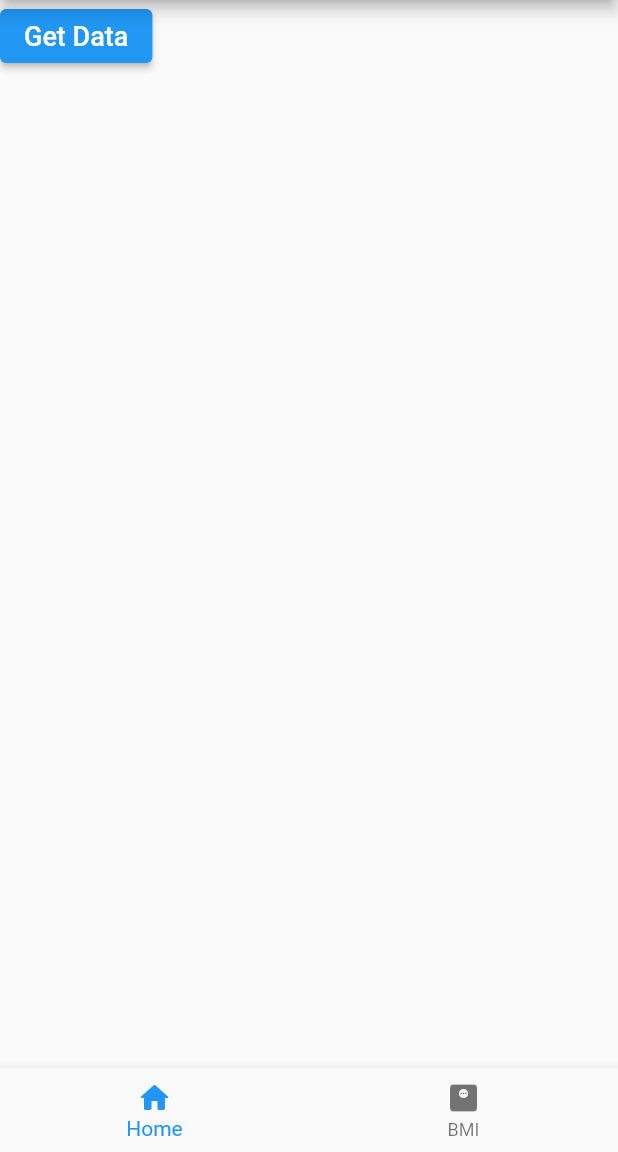
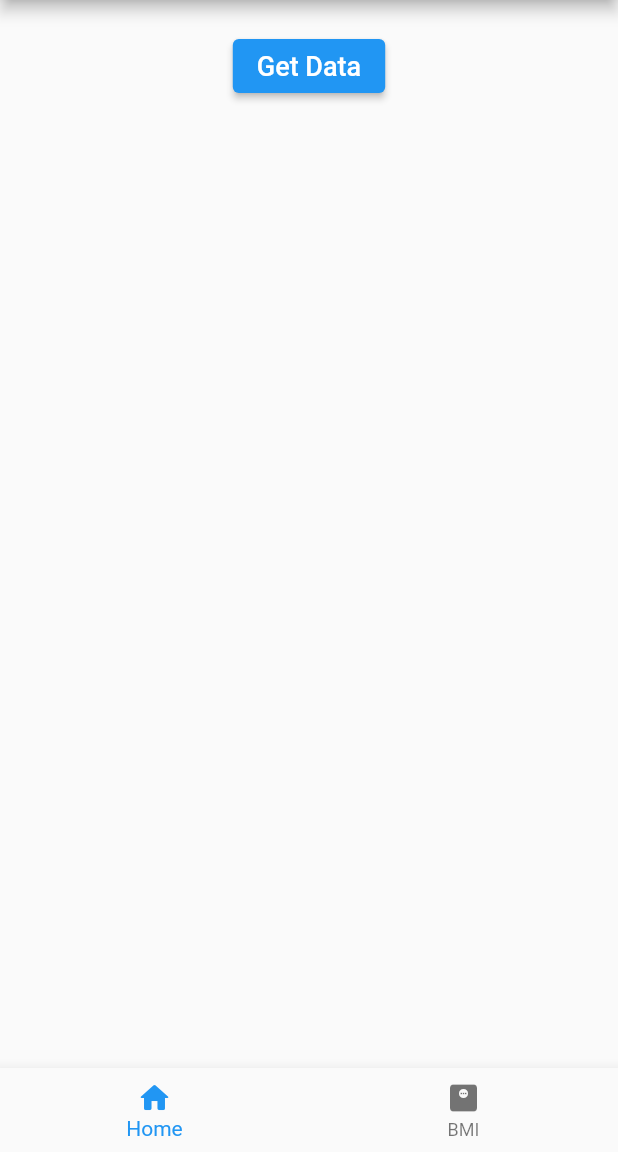
Before and after one commit to samilaxy/flutter_starter, a Flutter app: the WeatherScreen screen opened directly, on a phone screen of 412 x 824 dp, the part 84-1236 px from its top. Run offline on Flutter 3.47's test engine with Material 2 defaults, Android fonts, the phone set to English and light mode, and no system bars.

Commit message:
Update weather_screen.dart

```diff
--- a/lib/screens/weather_screen.dart
+++ b/lib/screens/weather_screen.dart
@@ -21,14 +21,26 @@ class _WeatherScreenState extends State<WeatherScreen> {
       ),
       drawer: const MenuDrawer(),
       bottomNavigationBar: const MenuBottom(),
-      body: Column(
-        children: [
-          ElevatedButton(
-              onPressed: () {},
-              child: const Text('Get Data', style: TextStyle(fontSize: 18))),
-          Text(result)
-        ],
+      body: Padding(
+        padding: const EdgeInsets.all(20.0),
+        child: Column(
+          children: [
+            Center(
+              child: ElevatedButton(
+                  onPressed: getdata,
+                  child:
+                      const Text('Get Data', style: TextStyle(fontSize: 18))),
+            ),
+            Text(result)
+          ],
+        ),
       ),
     );
   }
+
+  Future getdata() async {
+    HttpHelper helper = HttpHelper();
+    result = await helper.getWeather('Tema');
+    setState(() {});
+  }
 }
```
